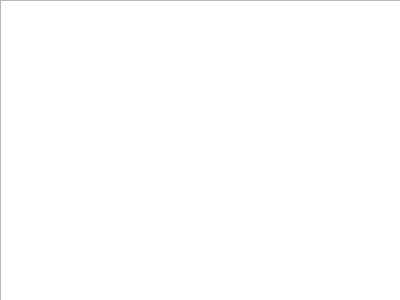
This is cleanGUI.ui in mon6912640/pyqtTest as Qt 5 draws it before an edit. The edited form follows.
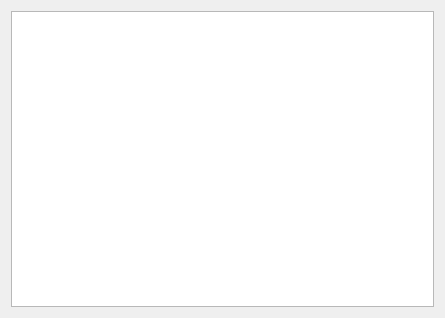
This is the edited form.

```diff
--- a/cleanGUI.ui
+++ b/cleanGUI.ui
@@ -6,23 +6,18 @@
    <rect>
     <x>0</x>
     <y>0</y>
-    <width>400</width>
-    <height>300</height>
+    <width>445</width>
+    <height>318</height>
    </rect>
   </property>
   <property name="windowTitle">
    <string>Frame</string>
   </property>
-  <widget class="QTextBrowser" name="textBrowser">
-   <property name="geometry">
-    <rect>
-     <x>0</x>
-     <y>0</y>
-     <width>401</width>
-     <height>301</height>
-    </rect>
-   </property>
-  </widget>
+  <layout class="QGridLayout" name="gridLayout">
+   <item row="0" column="0">
+    <widget class="QTextBrowser" name="textBrowser"/>
+   </item>
+  </layout>
  </widget>
  <resources/>
  <connections/>
```
